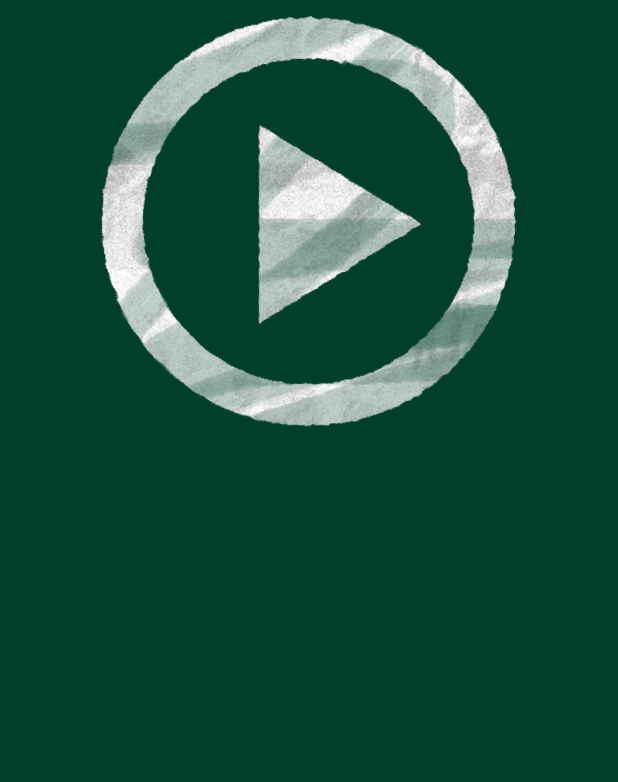
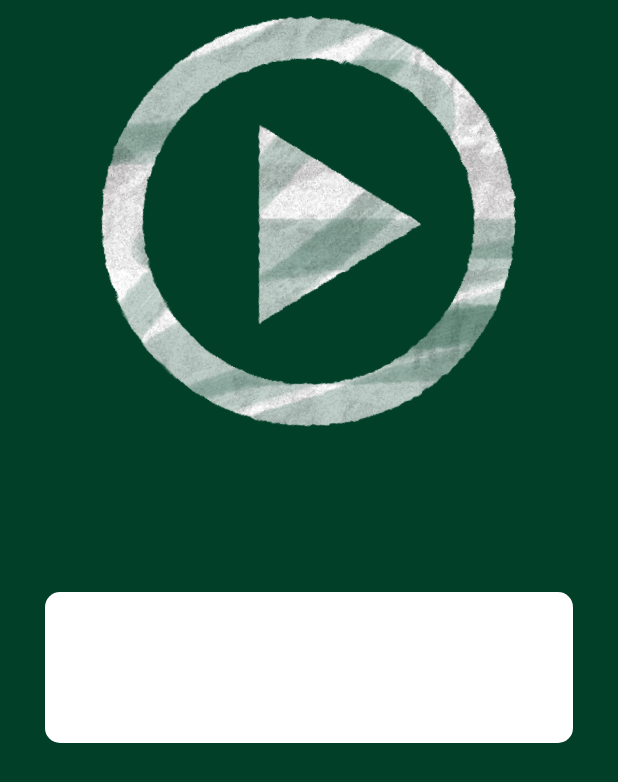
Before and after one commit to nFonsat/Apprenti-Sage, an Android app: the layout fragment_exercice_audio_text.xml on its own in the app's theme, with its tools: preview values and no code run, on a phone screen of 412 x 824 dp. Shown: the top 782 px of the screen. Run offline under Robolectric (Android 15) with nearby library versions, the phone set to English and light mode, and no system bars.

Commit message:
Remplacement audio contre audio text

```diff
--- a/app/src/main/java/com/lpiem/apprentisage/ihm/SerieActivity.java
+++ b/app/src/main/java/com/lpiem/apprentisage/ihm/SerieActivity.java
@@ -21,7 +21,7 @@ import com.lpiem.apprentisage.R;
 import com.lpiem.apprentisage.adapter.SerieAdapter;
 import com.lpiem.apprentisage.applicatif.App;
 import com.lpiem.apprentisage.applicatif.ResultatApp;
-import com.lpiem.apprentisage.fragment.AudioFragment;
+import com.lpiem.apprentisage.fragment.AudioTextFragment;
 import com.lpiem.apprentisage.fragment.CompterFragment;
 import com.lpiem.apprentisage.fragment.FragmentAccess;
 import com.lpiem.apprentisage.fragment.TextFragment;
@@ -95,8 +95,8 @@ public class SerieActivity extends SherlockActivity implements FragmentAccess {
             fragment = new TextFragment();
             ((TextFragment) fragment).setParameter(mValiderBtn, exercice);
         } else if(exercice.getType().equalsIgnoreCase(TypeExercice.FragmentAudio.value())) {
-            fragment = new AudioFragment();
-            ((AudioFragment) fragment).setParameter(exercice);
+            fragment = new AudioTextFragment();
+            ((AudioTextFragment) fragment).setParameter(mValiderBtn, exercice);
         } else if(exercice.getType().equalsIgnoreCase(TypeExercice.FragmentCompter.value())) {
             fragment = new CompterFragment();
             ((CompterFragment) fragment).setParameter(mValiderBtn, exercice);
--- a/app/src/main/res/layout/fragment_exercice_audio.xml
+++ b/app/src/main/res/layout/fragment_exercice_audio_text.xml
@@ -16,4 +16,17 @@
         android:textStyle="bold"
         android:background="@drawable/button_play_selector" />
 
+    <EditText
+        android:id="@+id/reponse_exercice_txt"
+        android:layout_width="match_parent"
+        android:layout_height="wrap_content"
+        android:layout_gravity="center_vertical"
+        android:background="@drawable/rounded_corner_shape"
+        android:textColor="@color/black"
+        android:textSize="40sp"
+        android:layout_marginLeft="30dp"
+        android:layout_marginRight="30dp"
+        android:layout_marginTop="100dp"
+        android:layout_weight="0.5" />
+
 </LinearLayout>
```
Also changed, not shown: app/src/main/java/com/lpiem/apprentisage/fragment/AudioFragment.java (deleted, +0 -35 lines), app/src/main/java/com/lpiem/apprentisage/fragment/AudioTextFragment.java (added, +93 -0 lines).
